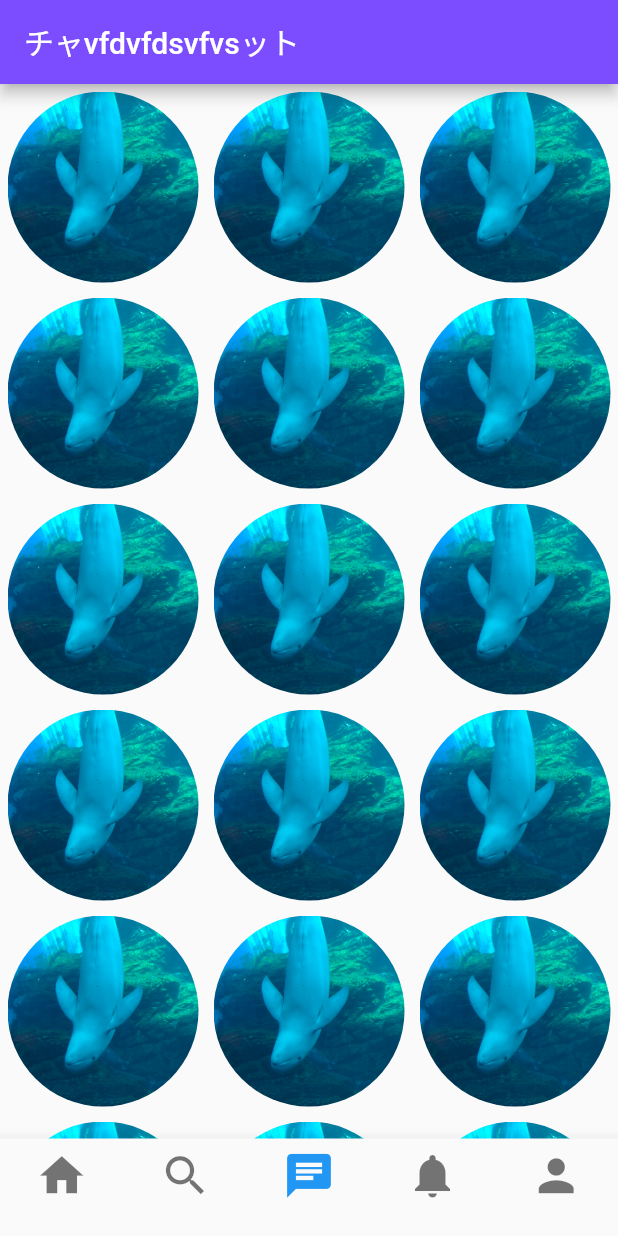
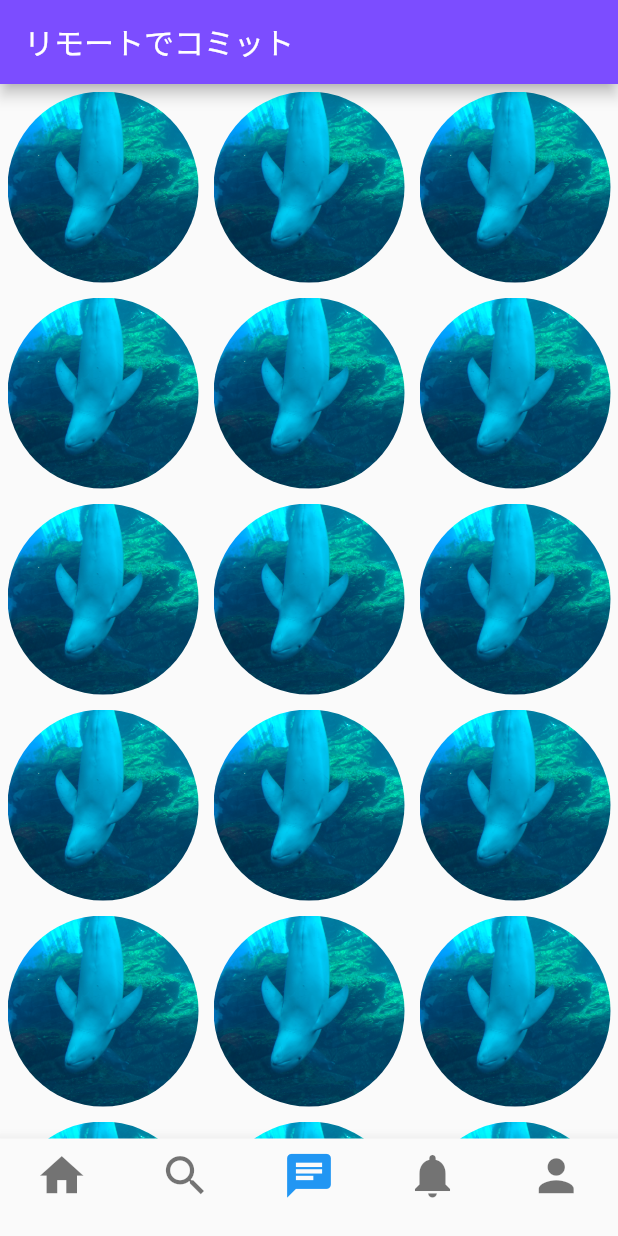
Before and after one commit to y-matsuura0715/chatAppWithFlutter, a Flutter app: the screen it shows after launch, item 3 of the bottom bar chosen, on a phone screen of 412 x 824 dp. Run offline on Flutter 3.47's test engine with Material 2 defaults, Android fonts, the phone set to English and light mode, and no system bars.

Commit message:
リモートでコミット

```diff
--- a/lib/presentation/view/chat.dart
+++ b/lib/presentation/view/chat.dart
@@ -10,7 +10,7 @@ class Chat extends StatelessWidget {
     return Scaffold(
       appBar: AppBar(
         backgroundColor: Colors.deepPurpleAccent,
-        title: const Text('チャvfdvfdsvfvsット'),
+        title: const Text('リモートでコミット'),
       ),
       body: Center(
         child: GridView.builder(
```
